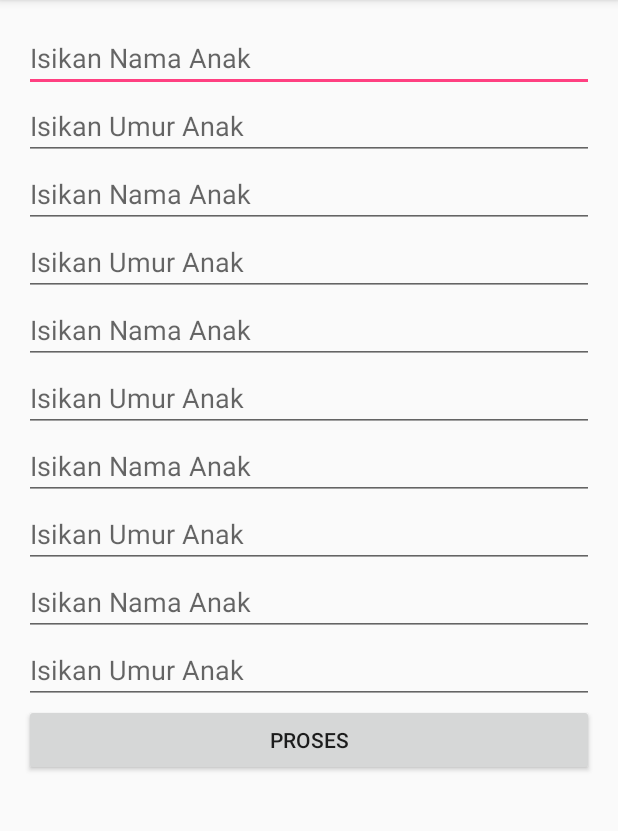
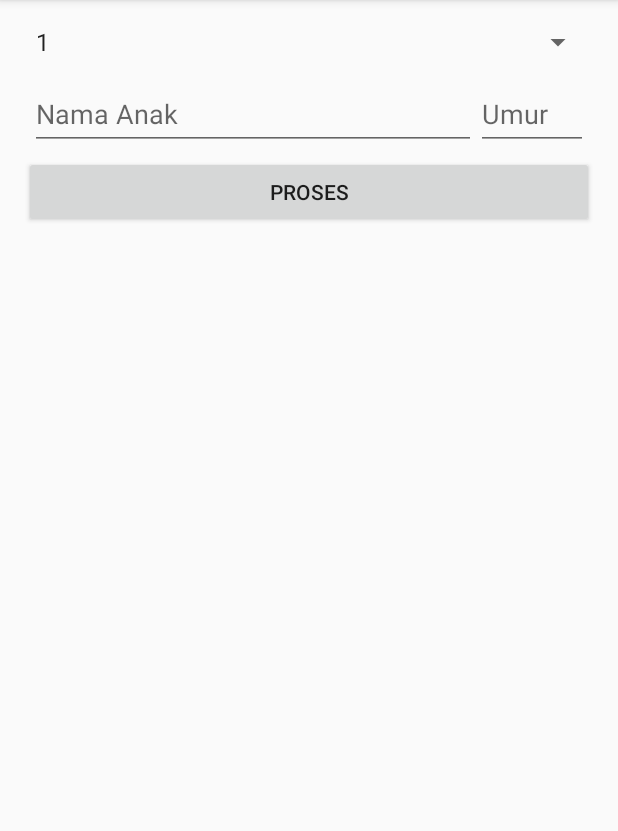
Before and after one commit to vejryn/AdvancedWidget1, an Android app: the screen it shows after launch (MainActivity), after a tap on "PROSES", on a phone screen of 412 x 824 dp, the part 84-915 px from its top. Run offline under Robolectric (Android 15) with nearby library versions, the phone set to English and light mode, and no system bars.

Commit message:
Widget Programming Final Part

```diff
--- a/app/build.gradle
+++ b/app/build.gradle
@@ -26,4 +26,5 @@ dependencies {
     })
     compile 'com.android.support:appcompat-v7:24.2.1'
     testCompile 'junit:junit:4.12'
+    compile 'com.android.support:design:24.2.1'
 }
--- a/app/src/main/java/id/sch/smktelkom_mlg/learn/advancedwidget1/MainActivity.java
+++ b/app/src/main/java/id/sch/smktelkom_mlg/learn/advancedwidget1/MainActivity.java
@@ -2,74 +2,92 @@ package id.sch.smktelkom_mlg.learn.advancedwidget1;
 
 import android.support.v7.app.AppCompatActivity;
 import android.os.Bundle;
-import android.text.InputType;
+import android.view.LayoutInflater;
 import android.view.View;
-import android.widget.Button;
+import android.widget.AdapterView;
+import android.widget.ArrayAdapter;
 import android.widget.EditText;
 import android.widget.LinearLayout;
+import android.widget.Spinner;
 import android.widget.TextView;
 
 public class MainActivity extends AppCompatActivity {
 
-
+    Spinner spJumlah;
+    LinearLayout llAnak;
+    TextView tvHasil;
 
     @Override
     protected void onCreate(Bundle savedInstanceState) {
         super.onCreate(savedInstanceState);
         setContentView(R.layout.activity_main);
 
-        final LinearLayout llMain = (LinearLayout) findViewById(R.id.LinearLayoutMain);
+        spJumlah = (Spinner) findViewById(R.id.spinnerJumlahAnak);
+        Integer [] arJumlah = new Integer[10];
+        for (int i=0;i<10;i++)
+        {
+            arJumlah[i]=i+1;
+        }
+        ArrayAdapter adapter= new ArrayAdapter<>(this,android.R.layout.simple_spinner_item, arJumlah);
+        adapter.setDropDownViewResource(android.R.layout.simple_spinner_dropdown_item);
+        spJumlah.setAdapter(adapter);
 
-        addEditText(llMain);
+        llAnak = (LinearLayout) findViewById(R.id.LinearLayoutAnak);
+        tvHasil = (TextView) findViewById(R.id.textViewHasil);
 
-        Button bProses = new Button(this);
-        bProses.setText("Proses");
-        llMain.addView(bProses);
-        final TextView tvHasil = new TextView(this);
-        llMain.addView(tvHasil);
-
-        bProses.setOnClickListener(new View.OnClickListener()
+        findViewById(R.id.buttonProses).setOnClickListener(new View.OnClickListener()
         {
             @Override
             public void onClick(View view)
             {
-                doProses(llMain);
+                doProses();
+            }
+        });
+
+        spJumlah.setOnItemSelectedListener(new AdapterView.OnItemSelectedListener()
+        {
+            @Override
+            public void onItemSelected(AdapterView<?> adapterView, View view, int i, long l )
+            {
+                addEditText((int)spJumlah.getSelectedItem());
+            }
+            @Override
+            public void onNothingSelected(AdapterView<?> adapterView)
+            {
+                //
             }
         });
     }
-
-    private void addEditText(LinearLayout llMain)
+    private void addEditText(int jumlah)
     {
-        for(int i=1;i<=5;i++)
+        llAnak.removeAllViews();
+        for (int i=1;i<=jumlah;i++)
         {
-        final EditText etNama = new EditText(this);
-        llMain.addView(etNama);
-        etNama.setHint("Isikan Nama Anak");
-
-        final EditText etUmur = new EditText(this);
-        llMain.addView(etUmur);
-        etUmur.setHint("Isikan Umur Anak");
-        etUmur.setInputType(InputType.TYPE_CLASS_NUMBER);
+            View v = LayoutInflater.from(this).inflate(R.layout.layout_anak, llAnak, false);
+            v.setTag("Anak"+i);
+            llAnak.addView(v);
         }
     }
-    private void doProses(LinearLayout llMain)
+    private void doProses()
     {
-        String hasil="";
-        for (int i=0;i<5;i++)
+        int jumlah = (int) spJumlah.getSelectedItem();
+        String hasil = "";
+
+        for (int i=1;i<=jumlah;i++)
         {
-            EditText etNama = (EditText) llMain.getChildAt(i*2);
-            EditText etUmur = (EditText) llMain.getChildAt((i*2)+1);
+            LinearLayout llNow = (LinearLayout) llAnak.findViewWithTag("Anak"+i);
+
+            EditText etNama = (EditText) llNow.findViewById(R.id.editTextNama);
+            EditText etUmur = (EditText) llNow.findViewById(R.id.editTextUmur);
 
             String nama = etNama.getText().toString().trim();
             String umur = etUmur.getText().toString();
 
             if(umur.isEmpty())
                 umur="0";
-            if(!nama.isEmpty())
-                hasil +="Anak ke-"+(i+1)+": "+nama+"umur"+umur+" tahun\n";
+            if (!nama.isEmpty())
+                hasil += "Anak ke-"+i+": "+nama+" umur "+umur+" tahun\n";
         }
-            TextView tvHasil = (TextView) llMain.getChildAt(11);
-            tvHasil.setText(hasil);
-
+        tvHasil.setText(hasil);
     }
 }
--- a/app/src/main/res/layout/activity_main.xml
+++ b/app/src/main/res/layout/activity_main.xml
@@ -1,9 +1,15 @@
 <?xml version="1.0" encoding="utf-8"?>
-<LinearLayout xmlns:android="http://schemas.android.com/apk/res/android"
+<ScrollView
+    xmlns:android="http://schemas.android.com/apk/res/android"
     xmlns:tools="http://schemas.android.com/tools"
+    android:layout_width="match_parent"
+    android:layout_height="match_parent">
+
+<LinearLayout
+
     android:id="@+id/LinearLayoutMain"
     android:layout_width="match_parent"
-    android:layout_height="match_parent"
+    android:layout_height="wrap_content"
     android:orientation="vertical"
     android:paddingBottom="@dimen/activity_vertical_margin"
     android:paddingLeft="@dimen/activity_horizontal_margin"
@@ -11,4 +17,30 @@
     android:paddingTop="@dimen/activity_vertical_margin"
     tools:context="id.sch.smktelkom_mlg.learn.advancedwidget1.MainActivity">
 
+    <Spinner
+        android:layout_width="match_parent"
+        android:layout_height="wrap_content"
+        android:id="@+id/spinnerJumlahAnak" />
+
+    <LinearLayout
+        android:orientation="vertical"
+        android:layout_width="match_parent"
+        android:layout_height="match_parent"
+        android:id="@+id/LinearLayoutAnak">
+    </LinearLayout>
+
+
+    <Button
+        android:text="Proses"
+        android:layout_width="match_parent"
+        android:layout_height="wrap_content"
+        android:id="@+id/buttonProses" />
+
+    <TextView
+        android:text="Hasil"
+        android:layout_width="match_parent"
+        android:layout_height="wrap_content"
+        android:id="@+id/textViewHasil" />
+
 </LinearLayout>
+</ScrollView>
--- /dev/null
+++ b/app/src/main/res/layout/layout_anak.xml
@@ -0,0 +1,35 @@
+<?xml version="1.0" encoding="utf-8"?>
+<LinearLayout
+    xmlns:android="http://schemas.android.com/apk/res/android"
+    android:layout_width="match_parent"
+    android:layout_height="match_parent"
+    android:padding="4dp"
+    android:weightSum="1">
+
+    <android.support.design.widget.TextInputLayout
+        android:layout_width="0dp"
+        android:layout_weight="0.8"
+        android:layout_height="wrap_content">
+
+        <android.support.design.widget.TextInputEditText
+            android:layout_width="match_parent"
+            android:layout_height="match_parent"
+            android:hint="Nama Anak"
+            android:id="@+id/editTextNama"/>
+
+    </android.support.design.widget.TextInputLayout>
+
+    <android.support.design.widget.TextInputLayout
+        android:layout_width="0dp"
+        android:layout_weight="0.2"
+        android:layout_height="wrap_content">
+        <android.support.design.widget.TextInputEditText
+            android:layout_width="match_parent"
+            android:layout_height="match_parent"
+            android:hint="Umur"
+            android:maxLength="2"
+            android:id="@+id/editTextUmur"/>
+
+    </android.support.design.widget.TextInputLayout>
+
+</LinearLayout>
```
